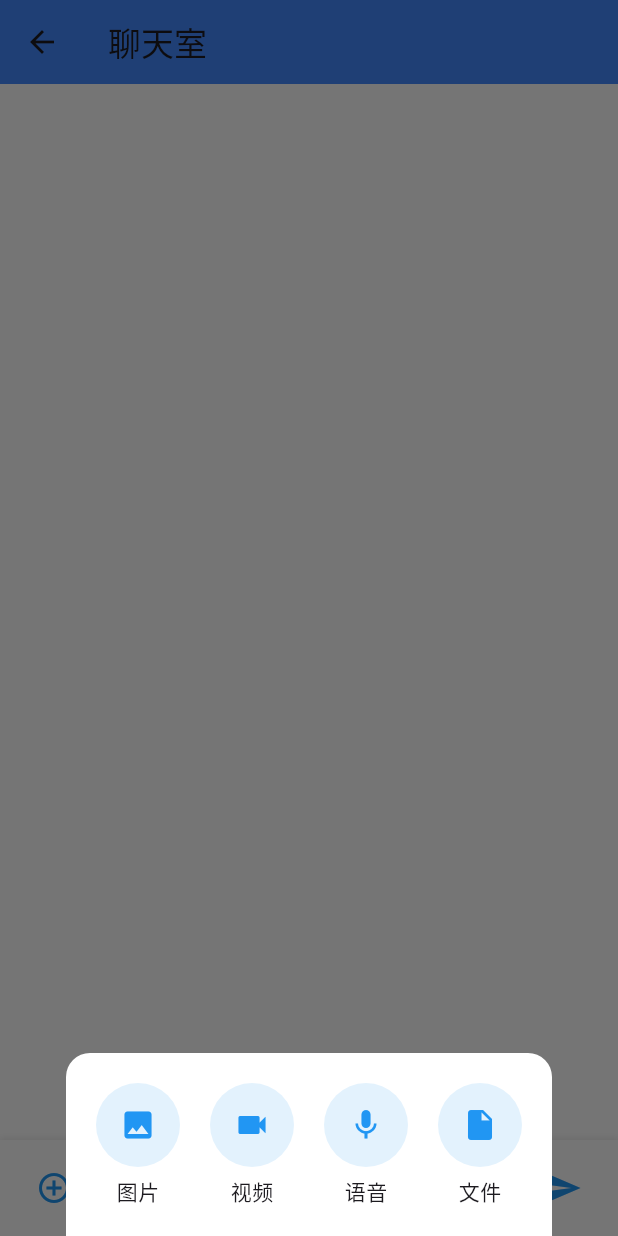
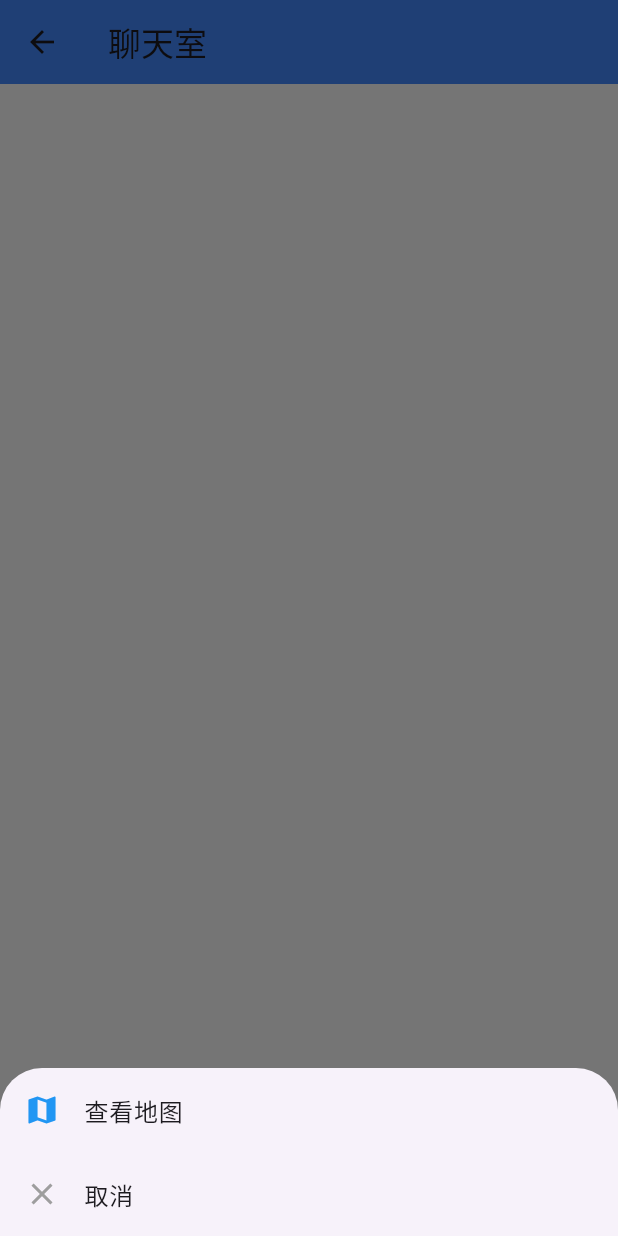
Before and after one commit to gnail7/flutter, a Flutter app: the ChatRoomPage screen opened by its route, after a tap on the "add circle outline" icon, on a phone screen of 412 x 824 dp. Run offline on Flutter 3.47's test engine with Material 3 defaults, Android fonts, the phone set to English and light mode, and no system bars; our stand-ins replace dio, flutter_map, geolocator, get, latlong2.

Commit message:
map能力

```diff
--- a/lib/main.dart
+++ b/lib/main.dart
@@ -6,6 +6,7 @@ import 'package:op_flutter/widgets/todolist/todolist.dart';
 import 'routes/app_routes.dart';
 
 void main() {
+
   Get.put(LoginController(), permanent: true); // permanent: true 保证不会被释放
   Get.put(TodoController(), permanent: true);
   runApp(const MyApp());
--- a/lib/network/dio_manager.dart
+++ b/lib/network/dio_manager.dart
@@ -3,7 +3,7 @@ import 'package:dio/dio.dart';
 class DioManager {
   // 配置基本的请求选项
   static final BaseOptions options = BaseOptions(
-    baseUrl: 'http://192.168.1.2:3000',
+    baseUrl: 'http://192.168.1.7:3000',
     method: 'POST',
     connectTimeout: const Duration(seconds: 5),
     receiveTimeout: const Duration(seconds: 3),
--- a/lib/pages/chatRoom/chat_controller.dart
+++ b/lib/pages/chatRoom/chat_controller.dart
@@ -1,126 +1,42 @@
-// lib/pages/chat/chat_controller.dart
 import 'package:flutter/material.dart';
 import 'package:get/get.dart';
-import 'package:image_picker/image_picker.dart';
-import 'package:file_picker/file_picker.dart';
-import 'package:record/record.dart';
-import 'package:just_audio/just_audio.dart';
+import 'package:op_flutter/pages/chatRoom/map_page.dart';
 
 class ChatController extends GetxController {
-  /// 聊天消息（可以后续扩展成 MessageModel）
   final messages = <String>[].obs;
-
-  /// 输入框控制器
   final textController = TextEditingController();
 
-  /// 底部抽屉状态
-  final isBottomSheetOpen = false.obs;
-
-  final picker = ImagePicker();
-  final record = AudioRecorder();
-  final player = AudioPlayer();
-
-  /// 发送文本消息
   void sendMessage() {
-    final text = textController.text.trim();
-    if (text.isNotEmpty) {
-      messages.add("💬 $text");
+    if (textController.text.trim().isEmpty) return;
+    messages.add(textController.text.trim());
     textController.clear();
   }
-  }
 
-  /// 打开底部功能栏
-  Future<void> openMoreOptions(BuildContext context) async {
-    if (isBottomSheetOpen.value) return;
-
-    isBottomSheetOpen.value = true;
-
-    await showModalBottomSheet(
+  /// 打开更多选项（例如地图）
+  void openMoreOptions(BuildContext context) {
+    showModalBottomSheet(
       context: context,
-      backgroundColor: Colors.white,
-      shape: const RoundedRectangleBorder(
-        borderRadius: BorderRadius.vertical(top: Radius.circular(16)),
+      builder: (_) {
+        return SafeArea(
+          child: Wrap(
+            children: [
+              ListTile(
+                leading: const Icon(Icons.map, color: Colors.blue),
+                title: const Text('查看地图'),
+                onTap: () {
+                  Navigator.pop(context);
+                  Get.to(() => const MapPage());
+                },
               ),
-      builder: (_) => _buildMoreOptions(),
-    );
-
-    isBottomSheetOpen.value = false;
-  }
-
-  /// 构建底部功能选项
-  Widget _buildMoreOptions() {
-    final List<Map<String, dynamic>> items = [
-      {'icon': Icons.image, 'label': '图片', 'action': pickImage},
-      {'icon': Icons.videocam, 'label': '视频', 'action': pickVideo},
-      {'icon': Icons.mic, 'label': '语音', 'action': recordVoice},
-      {'icon': Icons.insert_drive_file, 'label': '文件', 'action': pickFile},
-    ];
-
-    return Padding(
-      padding: const EdgeInsets.all(20),
-      child: Wrap(
-        spacing: 20,
-        runSpacing: 20,
-        children: items.map((item) {
-          // 👇 在调用时强制转为函数类型
-          final Future<void> Function()? action = item['action'] as Future<void> Function()?;
-
-          return GestureDetector(
-            onTap: () async {
-              if (action != null) {
-                await action();
-              }
-              Get.back();
-            },
-            child: Column(
-              mainAxisSize: MainAxisSize.min,
-              children: [
-                CircleAvatar(
-                  radius: 28,
-                  backgroundColor: Colors.blue.shade50,
-                  child: Icon(item['icon'] as IconData, color: Colors.blue),
+              ListTile(
+                leading: const Icon(Icons.close, color: Colors.grey),
+                title: const Text('取消'),
+                onTap: () => Navigator.pop(context),
               ),
-                const SizedBox(height: 6),
-                Text(item['label'] as String),
             ],
           ),
         );
-        }).toList(),
-      ),
+      },
     );
   }
-
-  // --- 功能实现部分 ---
-
-  Future<void> pickImage() async {
-    final XFile? image = await picker.pickImage(source: ImageSource.gallery);
-    if (image != null) {
-      messages.add('🖼️ 图片: ${image.path}');
 }
-  }
-
-  Future<void> pickVideo() async {
-    final XFile? video = await picker.pickVideo(source: ImageSource.gallery);
-    if (video != null) {
-      messages.add('🎬 视频: ${video.path}');
-    }
-  }
-
-  Future<void> pickFile() async {
-    final result = await FilePicker.platform.pickFiles();
-    if (result != null && result.files.single.path != null) {
-      messages.add('📁 文件: ${result.files.single.path}');
-    }
-  }
-
-  Future<void> recordVoice() async {
-    if (await record.hasPermission()) {
-      final path = 'voice_${DateTime.now().millisecondsSinceEpoch}.m4a';
-      await record.start(const RecordConfig(), path: path);
-      messages.add('🎙️ 录音中...（演示）');
-      await Future.delayed(const Duration(seconds: 2));
-      await record.stop();
-      messages.add('🎧 语音文件: $path');
-    }
-  }
-}
```
Also changed, not shown: lib/pages/chatRoom/map_page.dart (added, +116 -0 lines), pubspec.yaml (+6 -1 lines), lib/pages/requestDemo/request_demo.dart (line endings or trailing spaces), pubspec.lock, 1 other file. Lines whose indentation alone changed are shown as unchanged.
